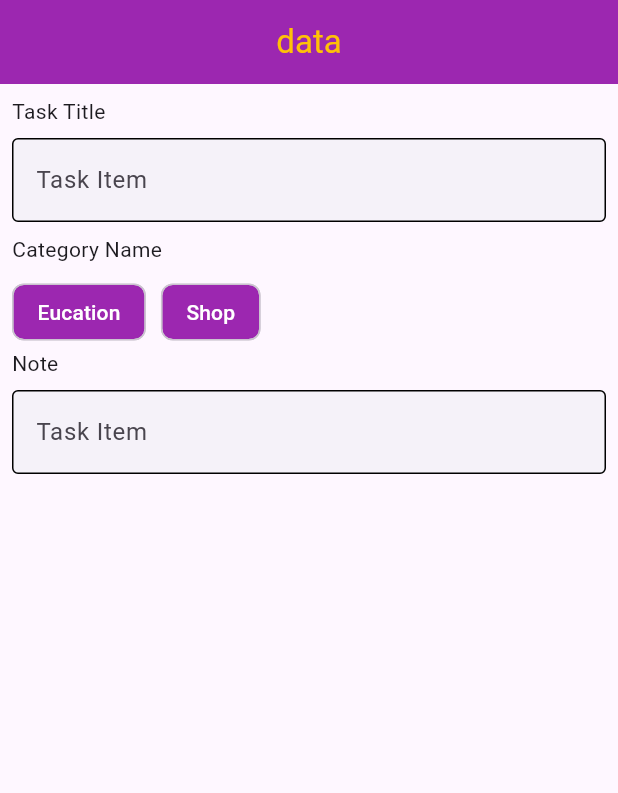
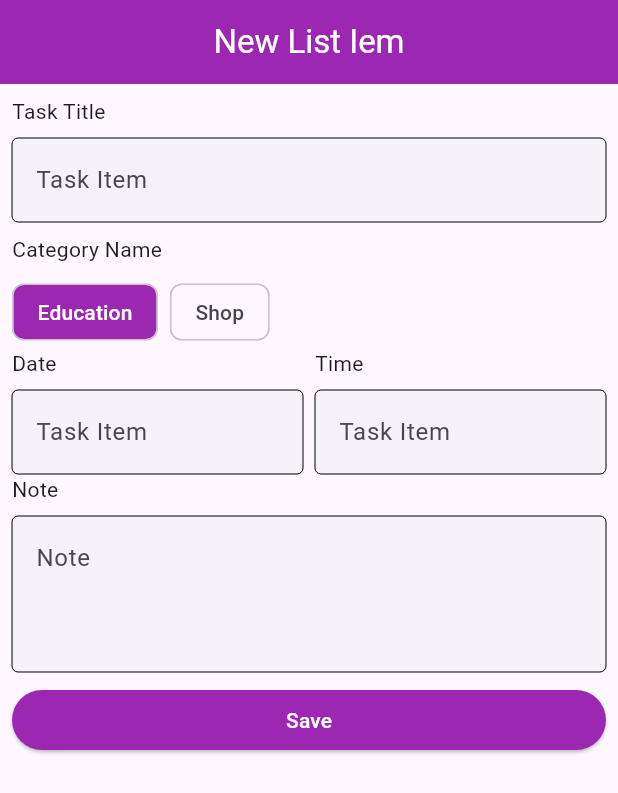
Before and after one commit to bitmonk/flutter7, a Flutter app: the screen it shows after launch, on a phone screen of 412 x 824 dp. Shown: the top 793 px of the screen. Run offline on Flutter 3.47's test engine with Material 3 defaults, Android fonts, the phone set to English and light mode, and no system bars.

Commit message:
nwe_item form complete

```diff
--- a/lib/new_item.dart
+++ b/lib/new_item.dart
@@ -1,5 +1,4 @@
 import 'package:flutter/material.dart';
-import 'package:flutter/widgets.dart';
 
 class NewItem extends StatelessWidget {
   const NewItem({super.key});
@@ -8,46 +7,129 @@ class NewItem extends StatelessWidget {
   Widget build(BuildContext context) {
     return Scaffold(
       appBar: AppBar(
-        title: Text("data"),
-        foregroundColor: Colors.amber,
+        title: Text("New List Iem"),
+        foregroundColor: Colors.white,
         backgroundColor: Colors.purple,
         centerTitle: true,
       ),
       body: Padding(
-        padding: const EdgeInsets.all(8.0),
-        child: ListView(
-
-          // crossAxisAlignment: CrossAxisAlignment.start,
+        padding: EdgeInsets.all(8),
+        child: Column(
+          crossAxisAlignment: CrossAxisAlignment.start,
           children: [
             formTitle("Task Title"),
             TextFormField(
               decoration: InputDecoration(
+                fillColor: Color(0XFFF5F2F9),
                 filled: true,
-                  fillColor: Color(0XFFF5F2F9),
                 hintText: "Task Item",
                 focusedBorder: formBorder(true),
                 enabledBorder: formBorder(false),
               ),
             ),
-              SizedBox(height: 8),
+            SizedBox(
+              height: 8,
+            ),
             formTitle("Category Name"),
             Row(
               children: [
-                  Chip(label: Text("Eucation", style: TextStyle(color: Colors.white)), backgroundColor: Colors.purple),
+                Chip(
+                  label: Text(
+                    "Education",
+                    style: TextStyle(
+                      color: Colors.white,
+                    ),
+                  ),
+                  backgroundColor: Colors.purple,
+                ),
                 SizedBox(
-                    width: 10,
+                  width: 8,
                 ),
-                  Chip(label: Text("Shop", style: TextStyle(color: Colors.white)), backgroundColor: Colors.purple,),
+                Chip(label: Text("Shop")),
+              ],
+            ),
+            // infinite width + infinite width
+            Row(
+              mainAxisAlignment: MainAxisAlignment.spaceBetween,
+              children: [
+                Column(
+                  crossAxisAlignment: CrossAxisAlignment.start,
+                  children: [
+                    formTitle("Date"),
+                    SizedBox(
+                      width: (MediaQuery.of(context).size.width / 2) - 12,
+                      child: TextFormField(
+                        decoration: InputDecoration(
+                          fillColor: Color(0XFFF5F2F9),
+                          filled: true,
+                          hintText: "Task Item",
+                          focusedBorder: formBorder(true),
+                          enabledBorder: formBorder(false),
+                        ),
+                      ),
+                    ),
+                  ],
+                ),
+                SizedBox(
+                  width: 8,
+                ),
+                Column(
+                  crossAxisAlignment: CrossAxisAlignment.start,
+                  children: [
+                    formTitle("Time"),
+                    // 300 px width
+                    // 150 for each
+                    // 150+150 = 300
+                    // 300 -8 -8 = 300-16
+                    // 150 -8 foe each
+                    // 300 - 16 -8
+                    // 300 - 24
+                    // 150-12
+
+                    SizedBox(
+                      width: (MediaQuery.of(context).size.width / 2) - 12,
+                      child: TextFormField(
+                        decoration: InputDecoration(
+                          fillColor: Color(0XFFF5F2F9),
+                          filled: true,
+                          hintText: "Task Item",
+                          focusedBorder: formBorder(true),
+                          enabledBorder: formBorder(false),
+                        ),
+                      ),
+                    )
+                  ],
+                ),
               ],
             ),
             formTitle("Note"),
             TextFormField(
+              maxLines: 3,
               decoration: InputDecoration(
+                fillColor: Color(0XFFF5F2F9),
                 filled: true,
-                  fillColor: Color(0XFFF5F2F9),
-                  hintText: "Task Item",
+                hintText: "Note",
                 focusedBorder: formBorder(true),
                 enabledBorder: formBorder(false),
+              ),
+            ),
+            SizedBox(
+              height: 8,
+            ),
+            SizedBox(
+              width: double.infinity,
+              child: ElevatedButton(
+                onPressed: () {},
+                child: Text(
+                  "Save",
+                  style: TextStyle(
+                    color: Colors.white,
+                  ),
+                ),
+                style: ElevatedButton.styleFrom(
+                  backgroundColor: Colors.purple,
+                  // foregroundColor: Colors.pinkAccent,
+                ),
               ),
             ),
           ],
@@ -58,24 +140,26 @@ class NewItem extends StatelessWidget {
 
   Padding formTitle(String title) {
     return Padding(
-              padding: const EdgeInsets.only(bottom: 8),
+      padding: const EdgeInsets.only(
+        bottom: 8,
+      ),
       child: Text(title),
     );
   }
 
   OutlineInputBorder formBorder(bool isForFocus) {
-    if(isForFocus){
+    if (isForFocus) {
       return OutlineInputBorder(
         borderSide: BorderSide(
           color: Colors.blue,
-                    width: 1.5,
+          width: 1,
         ),
       );
     }
     return OutlineInputBorder(
       borderSide: BorderSide(
         color: Colors.black,
-                    width: 1,
+        width: 0,
       ),
     );
   }
```
Lines whose indentation alone changed are shown as unchanged.
